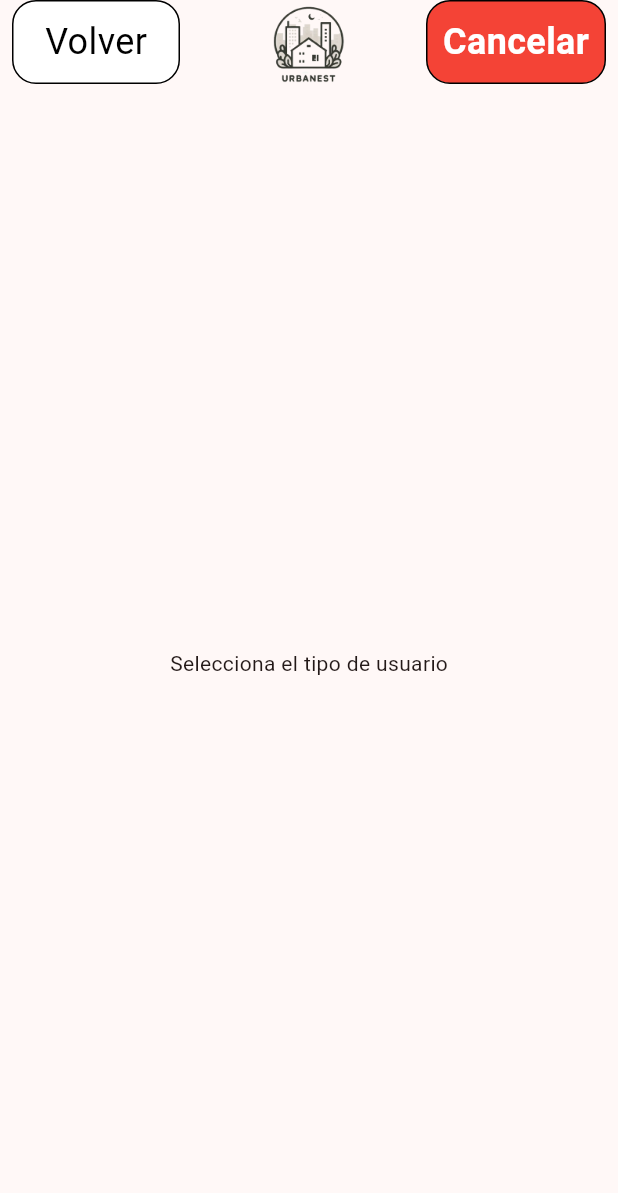
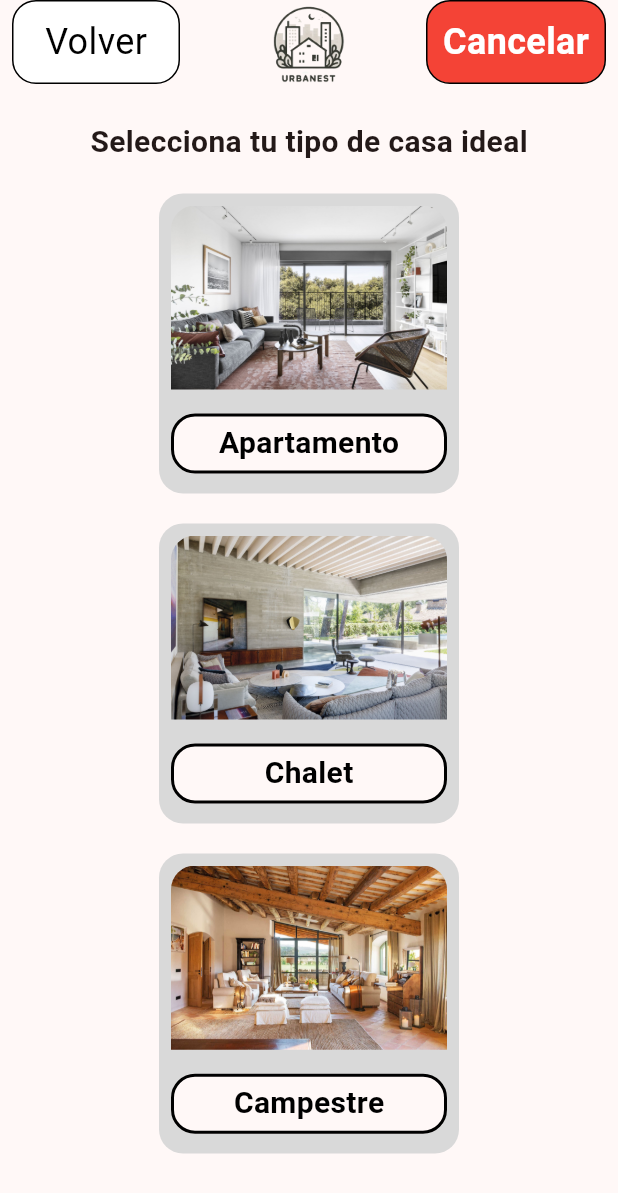
Before and after one commit to Alexrp02/practicasDS, a Flutter app: the SeleccionTipo screen opened directly, on a phone screen of 412 x 824 dp. Shown: the top 1193 px of the screen. Run offline on Flutter 3.47's test engine with Material 3 defaults, Android fonts, the light colour scheme and no system bars.

Commit message:
Botones personalizados y seleccion de tipo de casa

```diff
--- /dev/null
+++ b/p2/lib/componentes/button.dart
@@ -0,0 +1,73 @@
+import 'dart:ui';
+
+import 'package:flutter/material.dart';
+import 'package:flutter/widgets.dart';
+
+class CustomButton extends StatelessWidget {
+  const CustomButton(
+      {super.key,
+      required this.onPressed,
+      required this.text,
+      required this.image});
+
+  final VoidCallback onPressed;
+  final String text;
+  final String image;
+
+  @override
+  Widget build(BuildContext context) {
+    return Material(
+      borderRadius: const BorderRadius.all(Radius.circular(16)),
+      color: const Color(0xffd9d9d9),
+      child: InkWell(
+        borderRadius: const BorderRadius.all(Radius.circular(16)),
+        onTap: onPressed,
+        child: SizedBox(
+          width: 200,
+          height: 200,
+          child: Column(
+            children: [
+              Padding(
+                padding: const EdgeInsets.all(8.0),
+                child: ClipRRect(
+                  borderRadius: const BorderRadius.only(
+                      topLeft: Radius.circular(16),
+                      topRight: Radius.circular(16)),
+                  child: Image.asset(
+                    image,
+                    fit: BoxFit.cover,
+                  ),
+                ),
+              ),
+              const SizedBox(width: 10),
+              Padding(
+                padding: const EdgeInsets.all(8.0),
+                child: Material(
+                  borderRadius: const BorderRadius.all(Radius.circular(16)),
+                  child: Container(
+                    width: 200,
+                    height: 40,
+                    decoration: BoxDecoration(
+                      border: Border.all(width: 2),
+                      borderRadius: BorderRadius.circular(16),
+                    ),
+                    child: Center(
+                      child: Text(
+                        text,
+                        style: const TextStyle(
+                          color: Colors.black,
+                          fontSize: 20,
+                          fontWeight: FontWeight.bold,
+                        ),
+                      ),
+                    ),
+                  ),
+                ),
+              )
+            ],
+          ),
+        ),
+      ),
+    );
+  }
+}
--- a/p2/lib/seleccion_tipo.dart
+++ b/p2/lib/seleccion_tipo.dart
@@ -1,4 +1,6 @@
 import 'package:flutter/material.dart';
+import 'package:flutter/widgets.dart';
+import 'package:p2/componentes/button.dart';
 import 'package:p2/componentes/header.dart';
 
 class SeleccionTipo extends StatefulWidget {
@@ -9,12 +11,46 @@ class SeleccionTipo extends StatefulWidget {
 }
 
 class _SeleccionTipoState extends State<SeleccionTipo> {
+  void _prueba() {
+    print("Prueba");
+  }
+
   @override
   Widget build(BuildContext context) {
-    return const Scaffold(
-      appBar: Header(),
+    return Scaffold(
+      appBar: const Header(),
       body: Center(
-        child: Text("Selecciona el tipo de usuario"),
+        child: Column(
+          children: [
+            const SizedBox(height: 20),
+            const Center(
+              child: Text("Selecciona tu tipo de casa ideal",
+                  style: TextStyle(fontSize: 20, fontWeight: FontWeight.bold)),
+            ),
+            const SizedBox(height: 20),
+            SingleChildScrollView(
+              child: Column(
+                mainAxisAlignment: MainAxisAlignment.center,
+                children: [
+                  CustomButton(
+                      onPressed: _prueba,
+                      text: "Apartamento",
+                      image: "assets/apartamento.jpg"),
+                  const SizedBox(height: 20),
+                  CustomButton(
+                      onPressed: _prueba,
+                      text: "Chalet",
+                      image: "assets/chalet.jpg"),
+                  const SizedBox(height: 20),
+                  CustomButton(
+                      onPressed: _prueba,
+                      text: "Campestre",
+                      image: "assets/campestre.jpg"),
+                ],
+              ),
+            ),
+          ],
+        ),
       ),
     );
   }
```
Also changed, not shown: p2/assets/apartamento.jpg (added), p2/assets/campestre.jpg (added), p2/assets/chalet.jpg (added).
